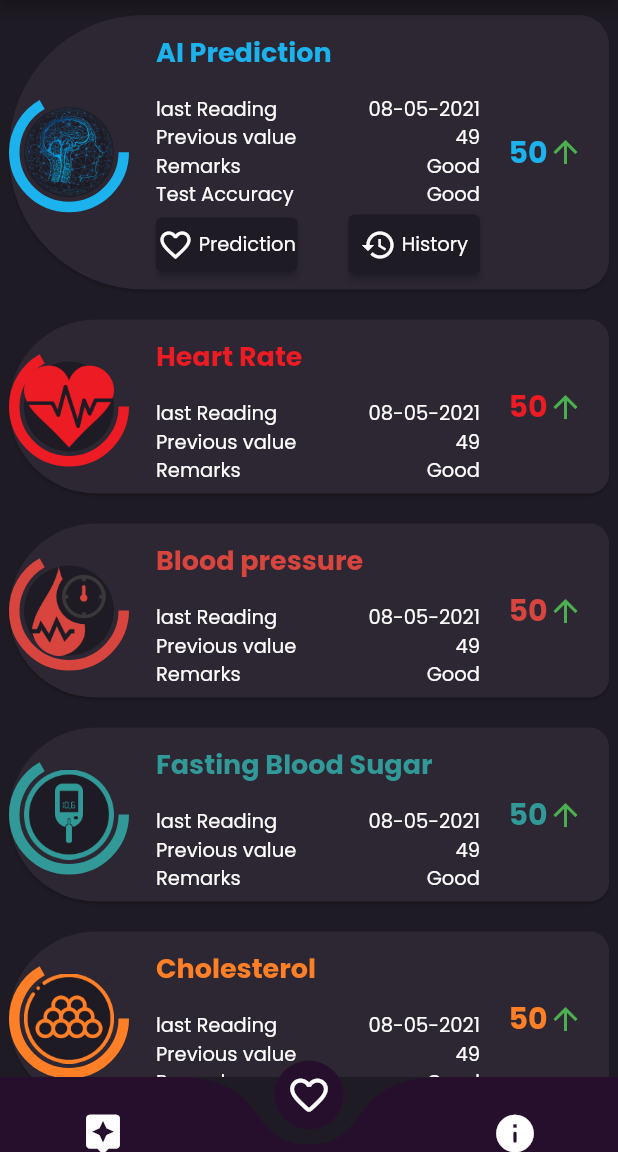
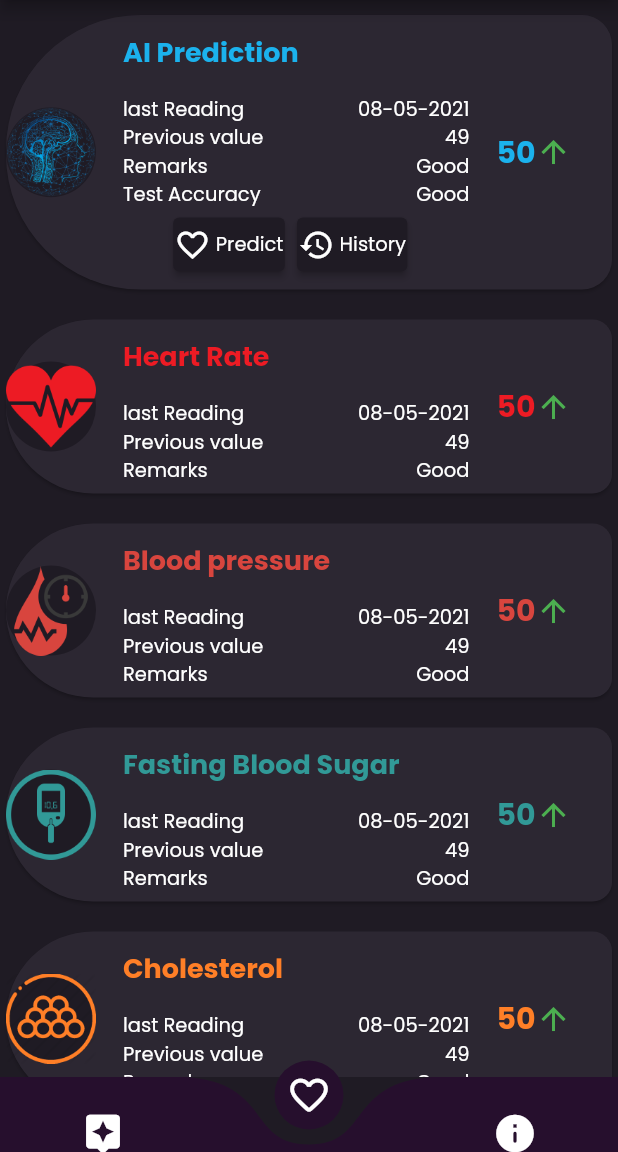
Before and after one commit to najafmohammed/cardio_ai, a Flutter app: the screen it shows once a user with an empty profile is signed in, on a phone screen of 412 x 824 dp, the part 84-1236 px from its top. Run offline on Flutter 3.47's test engine with Material 2 defaults, Android fonts, the light colour scheme and no system bars; drawn by our look-alikes of countup, curved_navigation_bar; our stand-ins replace firebase_auth, firebase_core, flutter_spinkit; accounts and stored records are empty.

Commit message:
UI correction for default text

```diff
--- a/lib/HomeWidgets/QuickInfo/quick_info.dart
+++ b/lib/HomeWidgets/QuickInfo/quick_info.dart
@@ -1,9 +1,10 @@
+
+import 'package:cardio_ai/homePages/inputPage/inputs.dart';
 import 'package:cardio_ai/models/quickInfoModel.dart';
 import 'package:cardio_ai/shared/ColorApp.dart';
 import 'package:countup/countup.dart';
 import 'package:flutter/cupertino.dart';
 import 'package:flutter/material.dart';
-import 'package:flutter_spinkit/flutter_spinkit.dart';
 import 'package:intl/intl.dart';
 
 class QuickInfo extends StatefulWidget {
@@ -26,14 +27,15 @@ class _QuickInfoState extends State<QuickInfo> with TickerProviderStateMixin {
 
   @override
   Widget build(BuildContext context) {
-    final spinkit = SpinKitDualRing(
-      color: widget.info.colorValue,
-      size: 80.0,
-      controller: AnimationController(
-          vsync: this, duration: const Duration(seconds: 30)),
-    );
+    // final spinkit = SpinKitDualRing(
+    //   color: widget.info.colorValue,
+    //   size: 60.0,
+    //   lineWidth: 2,
+    //   controller: AnimationController(
+    //       vsync: this, duration: const Duration(seconds: 30)),
+    // );
     return Padding(
-      padding: const EdgeInsets.symmetric(horizontal: 2, vertical: 6),
+      padding: const EdgeInsets.symmetric(horizontal: 0, vertical: 6),
       child: Card(
           color: darkCard,
           shape: RoundedRectangleBorder(
@@ -49,7 +51,6 @@ class _QuickInfoState extends State<QuickInfo> with TickerProviderStateMixin {
                       mainAxisAlignment: MainAxisAlignment.start,
                       children: [
                         Stack(alignment: Alignment.center, children: [
-                          spinkit,
                           CircleAvatar(
                             backgroundColor: darkBg,
                             child: Image.asset(widget.info.imageLoc),
@@ -57,9 +58,10 @@ class _QuickInfoState extends State<QuickInfo> with TickerProviderStateMixin {
                           ),
                         ]),
                         Column(
+                          mainAxisAlignment: MainAxisAlignment.start,
                           children: [
                             SizedBox(
-                              width: MediaQuery.of(context).size.width - 160,
+                              width: MediaQuery.of(context).size.width - 145,
                               child: Padding(
                                 padding: const EdgeInsets.all(2.0),
                                 child: ListTile(
@@ -140,9 +142,13 @@ class _QuickInfoState extends State<QuickInfo> with TickerProviderStateMixin {
                                         (top == true)
                                             ?Row(
                                           mainAxisAlignment:
-                                          MainAxisAlignment.spaceBetween,
+                                          MainAxisAlignment.center,
                                           children: [
-                                            ElevatedButton(onPressed: (){},
+                                            ElevatedButton(onPressed: ()
+                                            {
+                                              Navigator.of(context).push(MaterialPageRoute(
+                                                  builder: (BuildContext context) =>  Inputs()));
+                                            },
                                               style: ElevatedButton.styleFrom(
                                                 primary: darkBg, // background
                                                 onPrimary: Colors.white, // foreground
@@ -152,14 +158,16 @@ class _QuickInfoState extends State<QuickInfo> with TickerProviderStateMixin {
                                                   children: [
                                                     Icon(Icons.favorite_border),
                                                     Text(
-                                                      " Prediction",
+                                                      " Predict",
                                                       style: whitePopSmall,
                                                     ),
                                                   ],
                                                 ), ),
-                                            ElevatedButton(onPressed: (){},
+                                            Padding(
+                                              padding: const EdgeInsets.symmetric(vertical: 0,horizontal: 8),
+                                              child: ElevatedButton(onPressed: (){},
                                                 style: ElevatedButton.styleFrom(
-                                                padding:  const EdgeInsets.all(8.0),
+                                                  padding:  const EdgeInsets.all(1.0),
                                                   primary: darkBg, // background
                                                   onPrimary: Colors.white, // foreground
                                                 ),
@@ -171,7 +179,8 @@ class _QuickInfoState extends State<QuickInfo> with TickerProviderStateMixin {
                                                       style: whitePopSmall,
                                                     ),
                                                   ],
-                                              ), )
+                                                ), ),
+                                            )
                                           ],
                                         ):Container()
                                       ],
@@ -182,9 +191,7 @@ class _QuickInfoState extends State<QuickInfo> with TickerProviderStateMixin {
                             ),
                           ],
                         ),
-                        Padding(
-                          padding: const EdgeInsets.all(1.0),
-                          child: Row(
+                        Row(
                           children: [
                             Countup(begin: (0), end: widget.info.value.toDouble(),style: whitePopLarge(widget.info.colorValue),duration: Duration(seconds: 2),),
                             Icon(
@@ -192,7 +199,6 @@ class _QuickInfoState extends State<QuickInfo> with TickerProviderStateMixin {
                               color: Colors.green,
                             )
                           ],
-                          ),
                         ),
                         // child: Text("89",style: whitePop,)),
                       ],
--- a/lib/homePages/inputPage/inputs.dart
+++ b/lib/homePages/inputPage/inputs.dart
@@ -1,7 +1,8 @@
 import 'package:flutter/material.dart';
 
+
 class Inputs extends StatefulWidget {
-  Inputs({Key key}) : super(key: key);
+  const Inputs({Key key}) : super(key: key);
 
   @override
   _InputsState createState() => _InputsState();
@@ -11,14 +12,13 @@ class _InputsState extends State<Inputs> {
   @override
   Widget build(BuildContext context) {
     return Scaffold(
-      appBar: AppBar(
-      ),
-      body: Column(
+      appBar: AppBar(),
+      body: (
+      Column(
         children: [
-          Card(
-            child: Text("sdfd"),
-          )
+          Card(child: Text("sdf"),)
         ],
+      )
       ),
     );
   }
```
Also changed, not shown: lib/homePages/inputPage/InputPrompt_data.dart (+6 -17 lines), lib/homePages/inputPage/inputCard.dart (added), lib/homePages/inputPage/input_feed.dart (added). Lines whose indentation alone changed are shown as unchanged.
